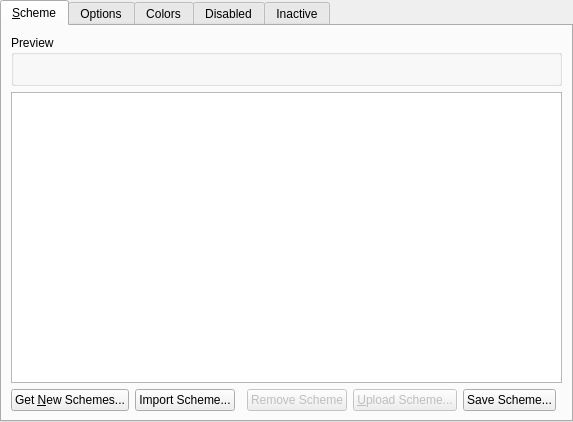
Old version of the form kcms/colors/colorsettings.ui in the repository Sonic-DE/sonic-desktop-interface.
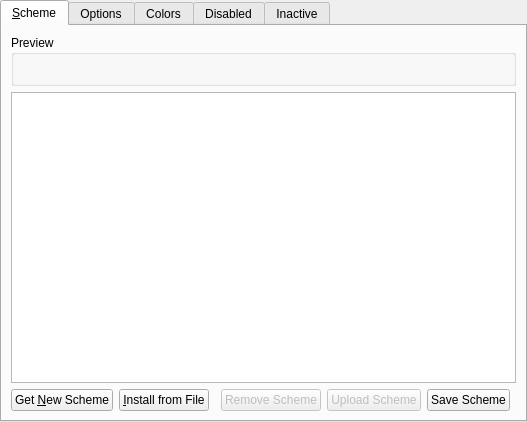
New version of the form. Custom widgets are drawn as their Qt base class.

Commit message: sync button text of the color scheme kcm

```diff
--- a/kcms/colors/colorsettings.ui
+++ b/kcms/colors/colorsettings.ui
@@ -55,7 +55,7 @@
           <string>Get new color schemes from the Internet</string>
          </property>
          <property name="text">
-          <string>Get &amp;New Schemes...</string>
+          <string>Get &amp;New Scheme</string>
          </property>
         </widget>
        </item>
@@ -65,7 +65,7 @@
           <string>Import a color scheme from a file</string>
          </property>
          <property name="text">
-          <string>Import Scheme...</string>
+          <string>&amp;Install from File</string>
          </property>
         </widget>
        </item>
@@ -78,7 +78,7 @@
           <string>Share the selected scheme on the Internet</string>
          </property>
          <property name="text">
-          <string>&amp;Upload Scheme...</string>
+          <string>Upload Scheme</string>
          </property>
         </widget>
        </item>
@@ -132,7 +132,7 @@
           <string>Save the current color scheme</string>
          </property>
          <property name="text">
-          <string>Save Scheme...</string>
+          <string>Save Scheme</string>
          </property>
         </widget>
        </item>
```
The commit also changes 1 other file.
